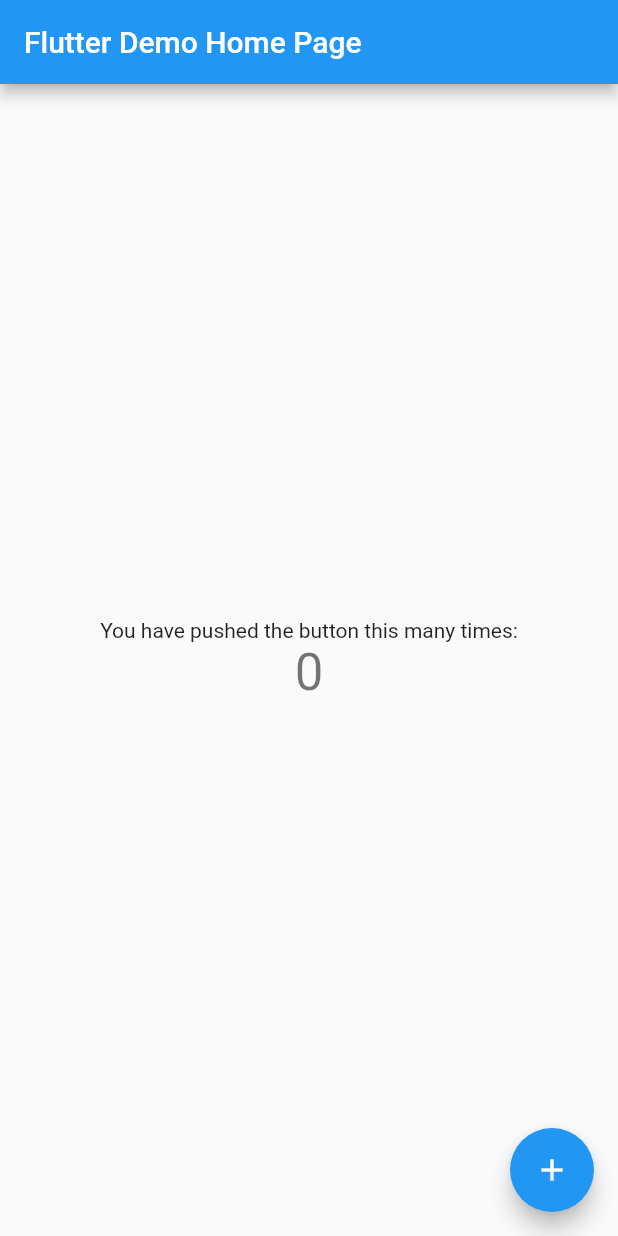
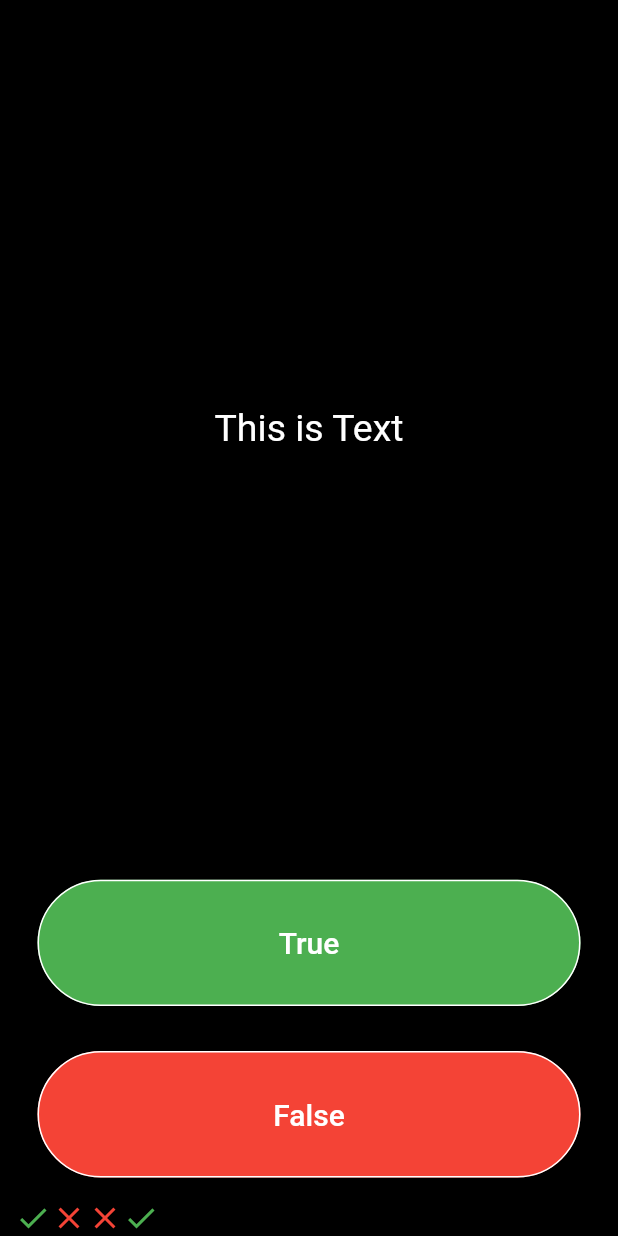
Before and after one commit to SiddhantJaiswal-0125/FlutterNew, a Flutter app: the screen it shows after launch, on a phone screen of 412 x 824 dp. Run offline on Flutter 3.47's test engine with Material 2 defaults, Android fonts, the phone set to English and light mode, and no system bars.

Commit message:
files added

```diff
--- a/quizApp/quiz_app/lib/main.dart
+++ b/quizApp/quiz_app/lib/main.dart
@@ -1,117 +1,114 @@
+import 'package:flutter/cupertino.dart';
 import 'package:flutter/material.dart';
 
-void main() {
-  runApp(MyApp());
-}
+void main() => runApp(Quizzler());
 
-class MyApp extends StatelessWidget {
-  // This widget is the root of your application.
+class Quizzler extends StatelessWidget {
   @override
   Widget build(BuildContext context) {
     return MaterialApp(
-      title: 'Flutter Demo',
-      theme: ThemeData(
-        // This is the theme of your application.
-        //
-        // Try running your application with "flutter run". You'll see the
-        // application has a blue toolbar. Then, without quitting the app, try
-        // changing the primarySwatch below to Colors.green and then invoke
-        // "hot reload" (press "r" in the console where you ran "flutter run",
-        // or simply save your changes to "hot reload" in a Flutter IDE).
-        // Notice that the counter didn't reset back to zero; the application
-        // is not restarted.
-        primarySwatch: Colors.blue,
-        // This makes the visual density adapt to the platform that you run
-        // the app on. For desktop platforms, the controls will be smaller and
-        // closer together (more dense) than on mobile platforms.
-        visualDensity: VisualDensity.adaptivePlatformDensity,
+        home: Scaffold(
+      backgroundColor: Colors.black,
+      body: SafeArea(
+        child: Padding(
+          padding: EdgeInsets.symmetric(horizontal: 10.0),
+          child: QuizPage(),
+        ),
       ),
-      home: MyHomePage(title: 'Flutter Demo Home Page'),
-    );
+    ));
   }
 }
 
-class MyHomePage extends StatefulWidget {
-  MyHomePage({Key key, this.title}) : super(key: key);
-
-  // This widget is the home page of your application. It is stateful, meaning
-  // that it has a State object (defined below) that contains fields that affect
-  // how it looks.
-
-  // This class is the configuration for the state. It holds the values (in this
-  // case the title) provided by the parent (in this case the App widget) and
-  // used by the build method of the State. Fields in a Widget subclass are
-  // always marked "final".
-
-  final String title;
-
+class QuizPage extends StatefulWidget {
   @override
-  _MyHomePageState createState() => _MyHomePageState();
+  _QuizPageState createState() => _QuizPageState();
 }
 
-class _MyHomePageState extends State<MyHomePage> {
-  int _counter = 0;
-
-  void _incrementCounter() {
-    setState(() {
-      // This call to setState tells the Flutter framework that something has
-      // changed in this State, which causes it to rerun the build method below
-      // so that the display can reflect the updated values. If we changed
-      // _counter without calling setState(), then the build method would not be
-      // called again, and so nothing would appear to happen.
-      _counter++;
-    });
-  }
-
+class _QuizPageState extends State<QuizPage> {
+  List<Widget> result = [
+    Icon(
+      Icons.check,
+      color: Colors.green,
+    ),
+    Icon(
+      Icons.close,
+      color: Colors.red,
+    ),
+    Icon(
+      Icons.close,
+      color: Colors.red,
+    ),
+    Icon(
+      Icons.check,
+      color: Colors.green,
+    ),
+  ];
   @override
   Widget build(BuildContext context) {
-    // This method is rerun every time setState is called, for instance as done
-    // by the _incrementCounter method above.
-    //
-    // The Flutter framework has been optimized to make rerunning build methods
-    // fast, so that you can just rebuild anything that needs updating rather
-    // than having to individually change instances of widgets.
-    return Scaffold(
-      appBar: AppBar(
-        // Here we take the value from the MyHomePage object that was created by
-        // the App.build method, and use it to set our appbar title.
-        title: Text(widget.title),
-      ),
-      body: Center(
-        // Center is a layout widget. It takes a single child and positions it
-        // in the middle of the parent.
-        child: Column(
-          // Column is also a layout widget. It takes a list of children and
-          // arranges them vertically. By default, it sizes itself to fit its
-          // children horizontally, and tries to be as tall as its parent.
-          //
-          // Invoke "debug painting" (press "p" in the console, choose the
-          // "Toggle Debug Paint" action from the Flutter Inspector in Android
-          // Studio, or the "Toggle Debug Paint" command in Visual Studio Code)
-          // to see the wireframe for each widget.
-          //
-          // Column has various properties to control how it sizes itself and
-          // how it positions its children. Here we use mainAxisAlignment to
-          // center the children vertically; the main axis here is the vertical
-          // axis because Columns are vertical (the cross axis would be
-          // horizontal).
-          mainAxisAlignment: MainAxisAlignment.center,
-          children: <Widget>[
-            Text(
-              'You have pushed the button this many times:',
+    return Column(
+        mainAxisAlignment: MainAxisAlignment.spaceBetween,
+        crossAxisAlignment: CrossAxisAlignment.stretch,
+        children: <Widget>[
+          Expanded(
+            flex: 5,
+            child: Padding(
+                padding: EdgeInsets.all(10.0),
+                child: Center(
+                    child: Text(
+                  // here you have to add your Question
+                  'This is Text',
+                  textAlign: TextAlign.center,
+                  style: TextStyle(
+                    fontSize: 25.0,
+                    color: Colors.white,
+                  ),
+                ))),
+          ),
+          Expanded(
+            child: Padding(
+              padding: EdgeInsets.all(15.0),
+              child: FlatButton(
+                shape: RoundedRectangleBorder(
+                    borderRadius: BorderRadius.circular(48.0),
+                    side: BorderSide(color: Colors.white)),
+                textColor: Colors.white,
+                color: Colors.green,
+                child: Text(
+                  'True',
+                  style: TextStyle(
+                    color: Colors.white,
+                    fontSize: 20.0,
+                  ),
+                ),
+                onPressed: () {
+                  //User Click true
+                },
+              ),
             ),
-            Text(
-              '$_counter',
-              style: Theme.of(context).textTheme.headline4,
-            ),
-          ],
-        ),
-      ),
-      floatingActionButton: FloatingActionButton(
-        onPressed: _incrementCounter,
-        tooltip: 'Increment',
-        child: Icon(Icons.add),
-      ), // This trailing comma makes auto-formatting nicer for build methods.
-    );
+          ),
+          Expanded(
+            child: Padding(
+                padding: EdgeInsets.all(15.0),
+                child: FlatButton(
+                  shape: RoundedRectangleBorder(
+                      borderRadius: BorderRadius.circular(48.0),
+                      side: BorderSide(color: Colors.white)),
+                  color: Colors.red,
+                  child: Text(
+                    'False',
+                    style: TextStyle(
+                      fontSize: 20.0,
+                      color: Colors.white,
+                    ),
+                  ),
+                  onPressed: () {
+                    //UserInput on False
+                  },
+                )),
+          ),
+          Row(
+            children: result,
+          )
+        ]);
   }
 }
```
Also changed, not shown: 51 other files.
